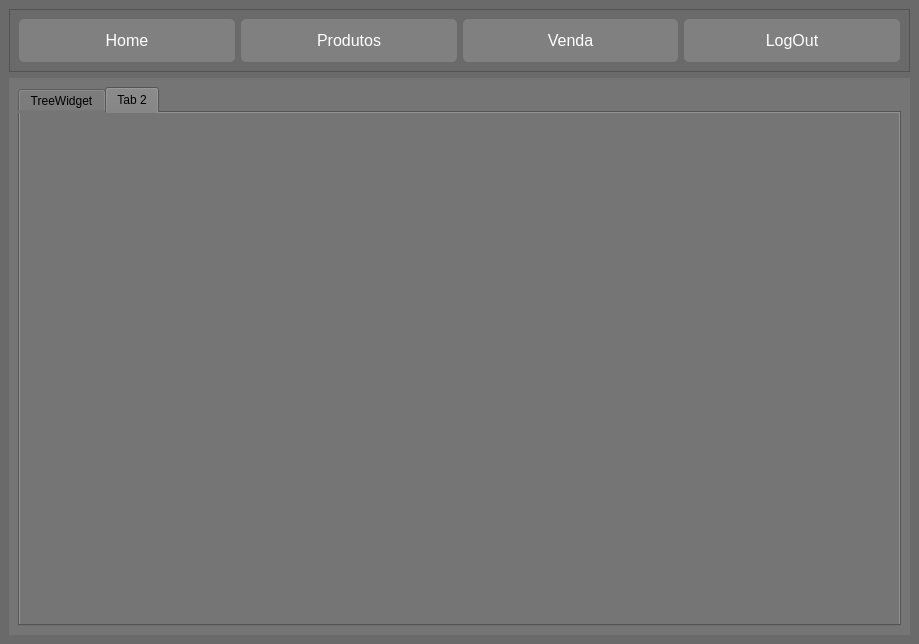
Before: the Qt Designer form Projetos em Desenvolvimento/Sistema de Gerenciamento/ui/Produtos_main.ui in Ry4n-Ferreir4/Python-Works, drawn with Qt 5.
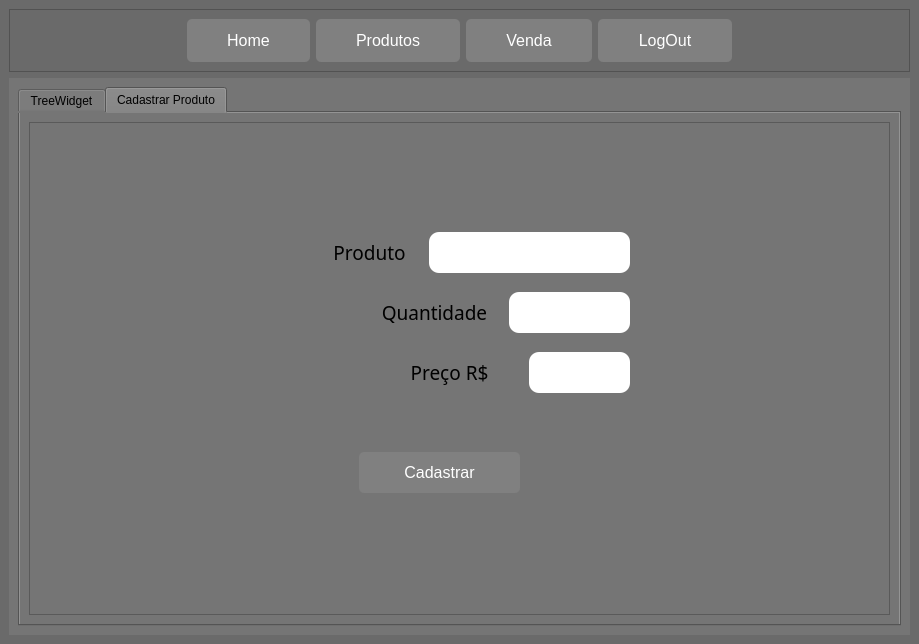
After: the same form once the commit is applied. The open tabs and pages were chosen to show the change.

What changed in the file:
```diff
--- a/Projetos em Desenvolvimento/Sistema de Gerenciamento/ui/Produtos_main.ui
+++ b/Projetos em Desenvolvimento/Sistema de Gerenciamento/ui/Produtos_main.ui
@@ -27,6 +27,19 @@
        <enum>QFrame::Raised</enum>
       </property>
       <layout class="QHBoxLayout" name="horizontalLayout">
+       <item>
+        <spacer name="horizontalSpacer_2">
+         <property name="orientation">
+          <enum>Qt::Horizontal</enum>
+         </property>
+         <property name="sizeHint" stdset="0">
+          <size>
+           <width>40</width>
+           <height>20</height>
+          </size>
+         </property>
+        </spacer>
+       </item>
        <item>
         <widget class="QPushButton" name="btn_home">
          <property name="font">
@@ -199,6 +212,19 @@
          </property>
         </widget>
        </item>
+       <item>
+        <spacer name="horizontalSpacer">
+         <property name="orientation">
+          <enum>Qt::Horizontal</enum>
+         </property>
+         <property name="sizeHint" stdset="0">
+          <size>
+           <width>40</width>
+           <height>20</height>
+          </size>
+         </property>
+        </spacer>
+       </item>
       </layout>
      </widget>
     </item>
@@ -506,8 +532,246 @@
           </widget>
           <widget class="QWidget" name="tab_2">
            <attribute name="title">
-            <string>Tab 2</string>
+            <string>Cadastrar Produto</string>
            </attribute>
+           <layout class="QVBoxLayout" name="verticalLayout_9">
+            <item>
+             <widget class="QFrame" name="frame_3">
+              <property name="frameShape">
+               <enum>QFrame::StyledPanel</enum>
+              </property>
+              <property name="frameShadow">
+               <enum>QFrame::Raised</enum>
+              </property>
+              <widget class="QLineEdit" name="lineEdit">
+               <property name="geometry">
+                <rect>
+                 <x>400</x>
+                 <y>110</y>
+                 <width>201</width>
+                 <height>41</height>
+                </rect>
+               </property>
+               <property name="font">
+                <font>
+                 <family>Arial</family>
+                 <pointsize>12</pointsize>
+                 <weight>75</weight>
+                 <bold>true</bold>
+                </font>
+               </property>
+               <property name="styleSheet">
+                <string notr="true">background-color: rgb(255, 255, 255);
+border-radius:10px;</string>
+               </property>
+               <property name="text">
+                <string/>
+               </property>
+               <property name="maxLength">
+                <number>30</number>
+               </property>
+               <property name="echoMode">
+                <enum>QLineEdit::Normal</enum>
+               </property>
+               <property name="alignment">
+                <set>Qt::AlignCenter</set>
+               </property>
+              </widget>
+              <widget class="QLineEdit" name="lineEdit_2">
+               <property name="geometry">
+                <rect>
+                 <x>480</x>
+                 <y>170</y>
+                 <width>121</width>
+                 <height>41</height>
+                </rect>
+               </property>
+               <property name="font">
+                <font>
+                 <family>Arial</family>
+                 <pointsize>12</pointsize>
+                 <weight>75</weight>
+                 <bold>true</bold>
+                </font>
+               </property>
+               <property name="styleSheet">
+                <string notr="true">background-color: rgb(255, 255, 255);
+border-radius:10px;</string>
+               </property>
+               <property name="text">
+                <string/>
+               </property>
+               <property name="maxLength">
+                <number>30</number>
+               </property>
+               <property name="echoMode">
+                <enum>QLineEdit::Normal</enum>
+               </property>
+               <property name="alignment">
+                <set>Qt::AlignCenter</set>
+               </property>
+              </widget>
+              <widget class="QLineEdit" name="lineEdit_3">
+               <property name="geometry">
+                <rect>
+                 <x>500</x>
+                 <y>230</y>
+                 <width>101</width>
+                 <height>41</height>
+                </rect>
+               </property>
+               <property name="font">
+                <font>
+                 <family>Arial</family>
+                 <pointsize>12</pointsize>
+                 <weight>75</weight>
+                 <bold>true</bold>
+                </font>
+               </property>
+               <property name="styleSheet">
+                <string notr="true">background-color: rgb(255, 255, 255);
+border-radius:10px;</string>
+               </property>
+               <property name="text">
+                <string/>
+               </property>
+               <property name="maxLength">
+                <number>30</number>
+               </property>
+               <property name="echoMode">
+                <enum>QLineEdit::Normal</enum>
+               </property>
+               <property name="alignment">
+                <set>Qt::AlignCenter</set>
+               </property>
+              </widget>
+              <widget class="QPushButton" name="btn_cadastrar">
+               <property name="geometry">
+                <rect>
+                 <x>330</x>
+                 <y>330</y>
+                 <width>161</width>
+                 <height>41</height>
+                </rect>
+               </property>
+               <property name="font">
+                <font>
+                 <pointsize>-1</pointsize>
+                 <underline>false</underline>
+                 <strikeout>false</strikeout>
+                </font>
+               </property>
+               <property name="styleSheet">
+                <string notr="true">QPushButton{
+text-decoration: none;
+border: none;
+padding: 12px 40px;
+font-size: 16px;
+background-color: gray;
+color: #fff;
+border-radius: 5px;
+box-shadow: 7px 6px 28px 1px rgba(0, 0, 0, 0.24);
+cursor: pointer;
+outline: none;
+transition: 0.2s all;
+}
+QPushButton:pressed{
+text-decoration: none;
+border: none;
+padding: 12px 40px;
+font-size: 16px;
+background-color: rgb(99, 99, 99);
+color: #fff;
+border-radius: 5px;
+box-shadow: 7px 6px 28px 1px rgba(0, 0, 0, 0.24);
+cursor: pointer;
+outline: none;
+transition: 0.2s all;
+}
+</string>
+               </property>
+               <property name="text">
+                <string>Cadastrar</string>
+               </property>
+              </widget>
+              <widget class="QLabel" name="label_5">
+               <property name="geometry">
+                <rect>
+                 <x>290</x>
+                 <y>110</y>
+                 <width>101</width>
+                 <height>41</height>
+                </rect>
+               </property>
+               <property name="font">
+                <font>
+                 <family>Arial Black</family>
+                 <pointsize>14</pointsize>
+                </font>
+               </property>
+               <property name="layoutDirection">
+                <enum>Qt::LeftToRight</enum>
+               </property>
+               <property name="text">
+                <string>Produto</string>
+               </property>
+               <property name="alignment">
+                <set>Qt::AlignCenter</set>
+               </property>
+              </widget>
+              <widget class="QLabel" name="label_6">
+               <property name="geometry">
+                <rect>
+                 <x>340</x>
+                 <y>170</y>
+                 <width>131</width>
+                 <height>41</height>
+                </rect>
+               </property>
+               <property name="font">
+                <font>
+                 <family>Arial Black</family>
+                 <pointsize>14</pointsize>
+                </font>
+               </property>
+               <property name="layoutDirection">
+                <enum>Qt::LeftToRight</enum>
+               </property>
+               <property name="text">
+                <string>Quantidade</string>
+               </property>
+               <property name="alignment">
+                <set>Qt::AlignCenter</set>
+               </property>
+              </widget>
+              <widget class="QLabel" name="label_7">
+               <property name="geometry">
+                <rect>
+                 <x>360</x>
+                 <y>230</y>
+                 <width>121</width>
+                 <height>41</height>
+                </rect>
+               </property>
+               <property name="font">
+                <font>
+                 <family>Arial Black</family>
+                 <pointsize>14</pointsize>
+                </font>
+               </property>
+               <property name="layoutDirection">
+                <enum>Qt::LeftToRight</enum>
+               </property>
+               <property name="text">
+                <string>Preço R$</string>
+               </property>
+               <property name="alignment">
+                <set>Qt::AlignCenter</set>
+               </property>
+              </widget>
+             </widget>
+            </item>
+           </layout>
           </widget>
          </widget>
         </item>
```
Left out of the diff: 23 changed lines with no effect on the pictures.
